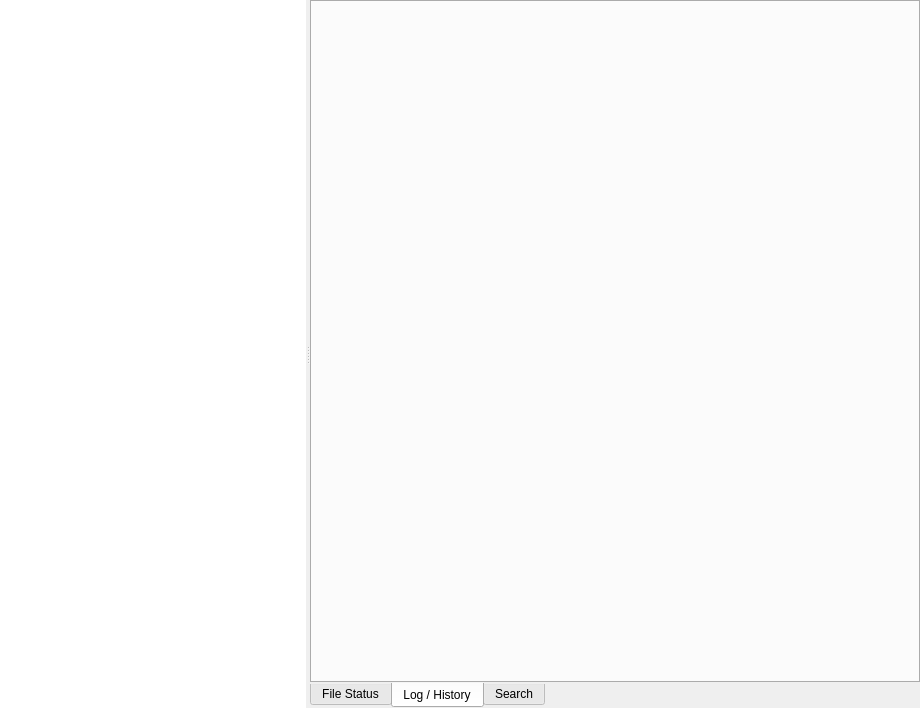
The window that qgitrepository.ui (bokic/gitmaster) describes before a commit, drawn with Qt 5.
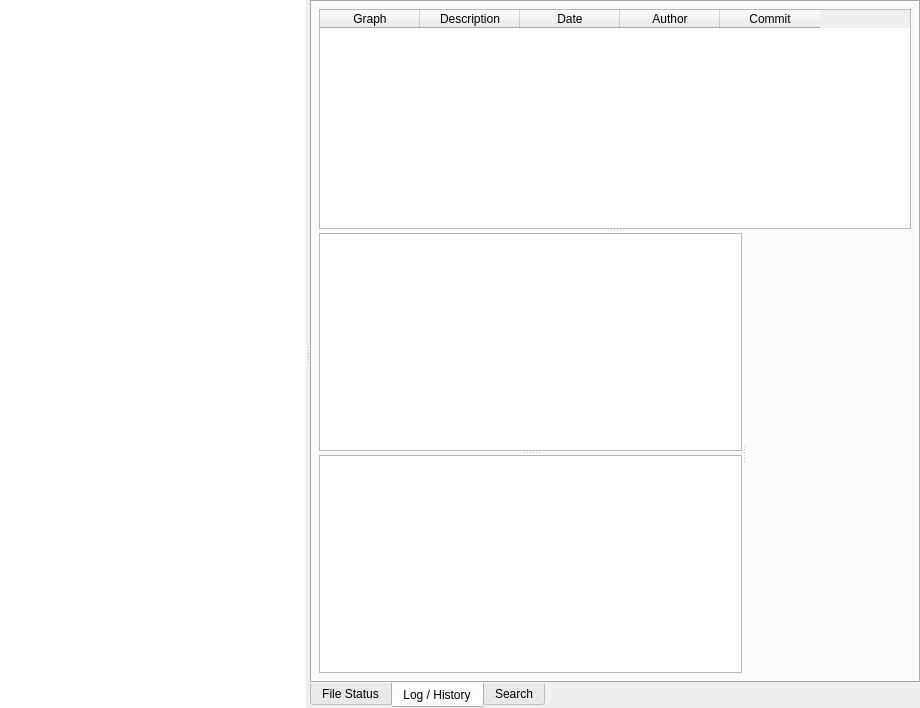
The same window after the commit. The open tabs and pages were chosen to show the change.

Commit message: Some get commits logic.

```diff
--- a/qgitrepository.ui
+++ b/qgitrepository.ui
@@ -283,6 +283,55 @@
        <attribute name="title">
         <string>Log / History</string>
        </attribute>
+       <layout class="QVBoxLayout" name="verticalLayout_8">
+        <item>
+         <widget class="QSplitter" name="splitter_7">
+          <property name="orientation">
+           <enum>Qt::Vertical</enum>
+          </property>
+          <widget class="QTableWidget" name="tableWidget">
+           <column>
+            <property name="text">
+             <string>Graph</string>
+            </property>
+           </column>
+           <column>
+            <property name="text">
+             <string>Description</string>
+            </property>
+           </column>
+           <column>
+            <property name="text">
+             <string>Date</string>
+            </property>
+           </column>
+           <column>
+            <property name="text">
+             <string>Author</string>
+            </property>
+           </column>
+           <column>
+            <property name="text">
+             <string>Commit</string>
+            </property>
+           </column>
+          </widget>
+          <widget class="QSplitter" name="splitter_6">
+           <property name="orientation">
+            <enum>Qt::Horizontal</enum>
+           </property>
+           <widget class="QSplitter" name="splitter_5">
+            <property name="orientation">
+             <enum>Qt::Vertical</enum>
+            </property>
+            <widget class="QTextBrowser" name="textBrowser"/>
+            <widget class="QTableWidget" name="tableWidget_2"/>
+           </widget>
+           <widget class="QWidget" name="widget_2" native="true"/>
+          </widget>
+         </widget>
+        </item>
+       </layout>
       </widget>
       <widget class="QWidget" name="tabSearch">
        <attribute name="title">
```
Left out of the diff: 25 changed lines with no effect on the pictures. The commit also changes 2 other files.
